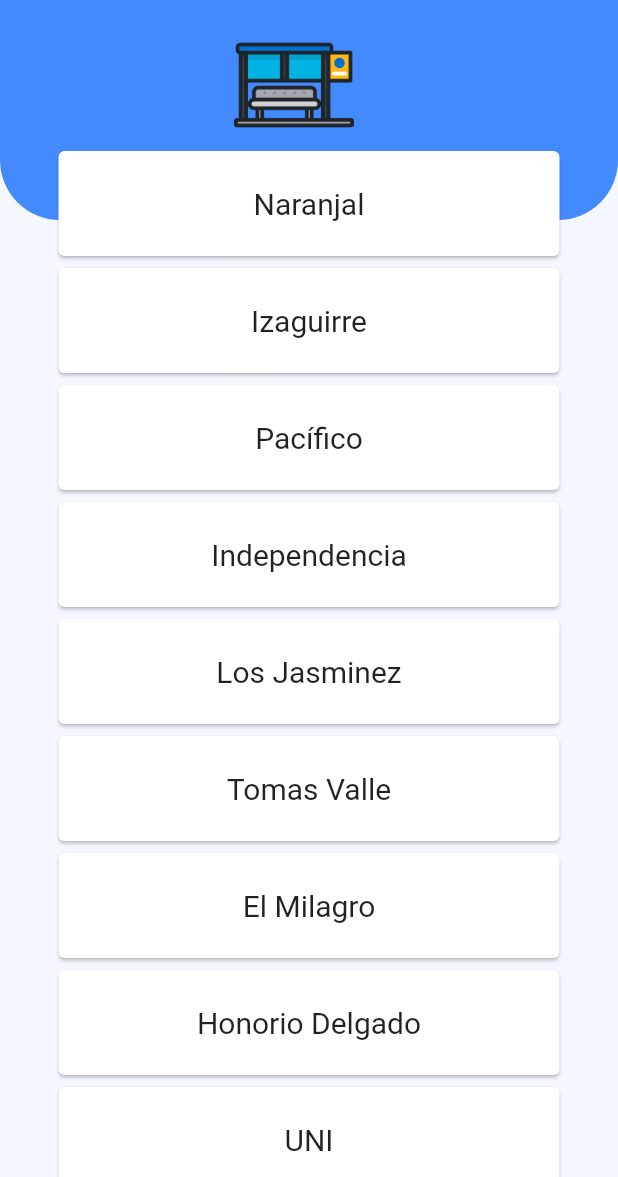
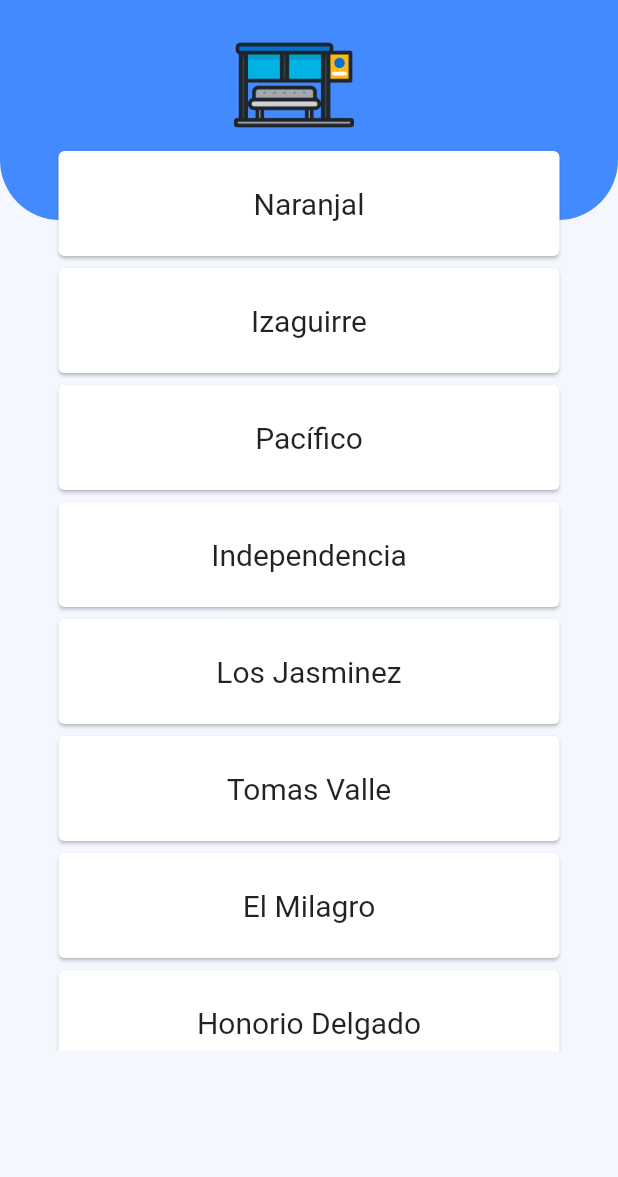
Before and after one commit to edwinmacalopu/MetropolitanoPe, a Flutter app: the Estacion screen opened directly, on a phone screen of 412 x 824 dp, the part 59-1236 px from its top. Run offline on Flutter 3.47's test engine with Material 2 defaults, Android fonts, the phone set to English and light mode, and no system bars; Roboto replaces fonts that are missing (Quicksand).

Commit message:
init estacion  commit

```diff
--- a/lib/pages/estaciones.dart
+++ b/lib/pages/estaciones.dart
@@ -6,7 +6,7 @@ class  Estacion extends StatefulWidget {
 }
 
 class _EstacionState extends State<Estacion> {
-  List<String> estaciones=["Naranjal","Izaguirre","Pacífico","Independencia","Los Jasminez","Tomas Valle","El Milagro","Honorio Delgado","UNI","Parque del Trabajo","Caquetá","Dos de Mayo","Quilca","España","Estación Central","Estadio Nacional","México","Canadá","Javier Prado","Canaval y Moreyra","Aramaburú","Domingo Orué","Angamos","Ricardo Palma","Benavides","28 de Julio","Plaza de Flores"];
+  List<String> estaciones=["Naranjal","Izaguirre","Pacífico","Independencia","Los Jasminez","Tomas Valle","El Milagro","Honorio Delgado","UNI","Parque del Trabajo","Caquetá","Dos de Mayo","Quilca","España","Estación Central","Estadio Nacional","México","Canadá","Javier Prado","Canaval y Moreyra","Aramaburú","Domingo Orué","Angamos","Ricardo Palma","Benavides","28 de Julio","Plaza de Flores","Balta","Bulevar","Estadio Unión","Escuela Militar","Terán","Rosario de Villa","Matellini"];
 //List<String> horarios=["Lunes a Domingos","Lunes a Domingos","Lunes a Domingos","Lunes a Viernes","Lunes a Viernes","Lunes a Viernes","Lunes a Viernes","Solo Sabados","Lunes a Viernes","Lunes a Viernes","Lunes a Viernes","Lunes a Viernes","Lunes a Viernes","Lunes a Viernes","Lunes a Viernes","","",""];
 //List<String> desdea=["Naranjal - Est. Central","Naranjal - Matellini","Matellini - R. Castilla","Naranjal - Est. Central","Est. Central - Matellini","Naranjal - 28 de Julio","Naranjal - 28 de Julio","Naranjal - Plaza Flores","Naranjal - Plaza Flores","Izaguirre - Benavides","Tomás Valle - Angamos","Izaguirre - Plaza Flores","Uni - Bneavides","Naranjal - Ricardo Palma","Naranjal - Est. Central","","",""];
   @override
@@ -67,9 +67,10 @@ return Positioned(
                   crossAxisAlignment: CrossAxisAlignment.center,
                   children: <Widget>[
                       Container(
+                        height: MediaQuery.of(context).size.height -220 ,
                         width: width - 70,
                    color: Color(0x00000000),
-                  height: MediaQuery.of(context).size.height,
+                 // height: MediaQuery.of(context).size.height,
                       child: ListView.builder(
                         itemCount: estaciones.length,
                         itemBuilder: (context,index){
```
